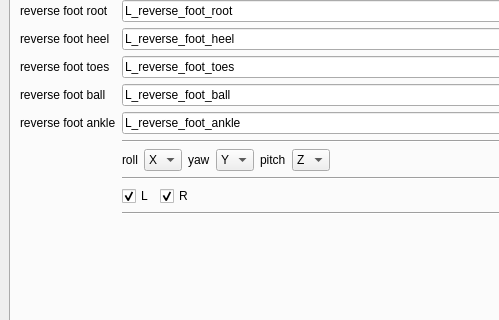
First picture: the form in scripts/jt_autorig.ui, repository jonathantopf/jt_tools, before the edit; both pictures show x 0 to 499 and y 249 to 569 of the 734 by 661 pixel window.
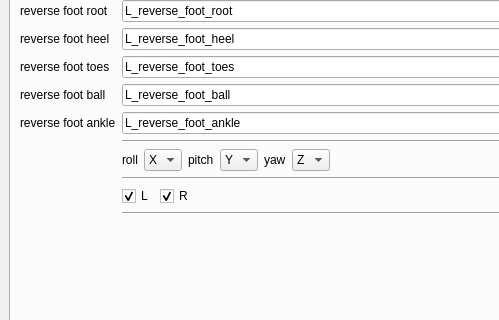
Second picture: the form after the edit.

Commit message: cleaned up jt_toolls roll pitch and yaw controls for leg rig

What changed in the file:
```diff
--- a/scripts/jt_autorig.ui
+++ b/scripts/jt_autorig.ui
@@ -936,32 +936,6 @@
             </item>
            </widget>
           </item>
-          <item>
-           <widget class="QLabel" name="label_3">
-            <property name="text">
-             <string>yaw</string>
-            </property>
-           </widget>
-          </item>
-          <item>
-           <widget class="QComboBox" name="jt_autorig_legs_yaw_combo">
-            <item>
-             <property name="text">
-              <string>Y</string>
-             </property>
-            </item>
-            <item>
-             <property name="text">
-              <string>X</string>
-             </property>
-            </item>
-            <item>
-             <property name="text">
-              <string>Z</string>
-             </property>
-            </item>
-           </widget>
-          </item>
           <item>
            <widget class="QLabel" name="label_4">
             <property name="text">
@@ -971,6 +945,11 @@
           </item>
           <item>
            <widget class="QComboBox" name="jt_autorig_legs_pitch_combo">
+            <item>
+             <property name="text">
+              <string>Y</string>
+             </property>
+            </item>
             <item>
              <property name="text">
               <string>Z</string>
@@ -981,6 +960,22 @@
               <string>X</string>
              </property>
             </item>
+           </widget>
+          </item>
+          <item>
+           <widget class="QLabel" name="label_3">
+            <property name="text">
+             <string>yaw</string>
+            </property>
+           </widget>
+          </item>
+          <item>
+           <widget class="QComboBox" name="jt_autorig_legs_yaw_combo">
+            <item>
+             <property name="text">
+              <string>Z</string>
+             </property>
+            </item>
             <item>
              <property name="text">
               <string>Y</string>
```
Left out of the diff: 6 changed lines with no effect on the pictures.
